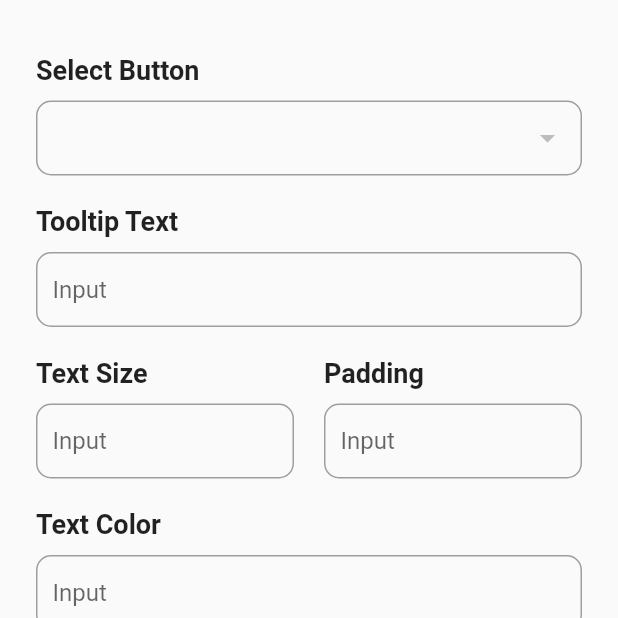
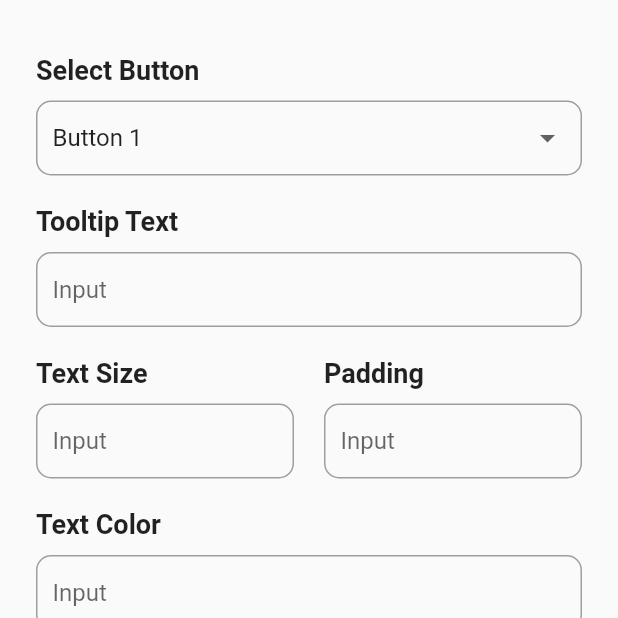
Before and after one commit to NipunGandhi/tooltip_plotline, a Flutter app: the screen it shows after launch, after a tap on "Render Tooltip", on a phone screen of 412 x 824 dp, the top half of it. Run offline on Flutter 3.47's test engine with Material 2 defaults, Android fonts, the phone set to English and light mode, and no system bars; our stand-ins replace hive, hive_flutter; accounts and stored records are empty; statements that could not run were skipped.

Commit message:
Hive error resolved

```diff
--- a/lib/config/controller/controller.dart
+++ b/lib/config/controller/controller.dart
@@ -2,6 +2,62 @@ import 'package:flutter/material.dart';
 import 'package:tooltip_plotline/config/model/tooltip_model.dart';
 
 class ListController extends ChangeNotifier {
-  Map<String, CustomToolTipParams> map = {};
+  Map<String, CustomToolTipParams> map = {
+    "Button 1": CustomToolTipParams(
+      message: "This is a dummy tooltip message.",
+      textSize: 18,
+      textColor: Colors.blue,
+      bgColor: Colors.yellow,
+      radius: 15,
+      width: 250.0,
+      padding: const EdgeInsets.all(12.0),
+      arrowWidth: 25,
+      arrowHeight: 25,
+    ),
+    "Button 2": CustomToolTipParams(
+      message: "This is a dummy tooltip message.",
+      textSize: 18,
+      textColor: Colors.blue,
+      bgColor: Colors.yellow,
+      radius: 15,
+      width: 250.0,
+      padding: const EdgeInsets.all(12.0),
+      arrowWidth: 25,
+      arrowHeight: 25,
+    ),
+    "Button 3": CustomToolTipParams(
+      message: "This is a dummy tooltip message.",
+      textSize: 18,
+      textColor: Colors.blue,
+      bgColor: Colors.yellow,
+      radius: 15,
+      width: 250.0,
+      padding: const EdgeInsets.all(12.0),
+      arrowWidth: 25,
+      arrowHeight: 25,
+    ),
+    "Button 4": CustomToolTipParams(
+      message: "This is a dummy tooltip message.",
+      textSize: 18,
+      textColor: Colors.blue,
+      bgColor: Colors.yellow,
+      radius: 15,
+      width: 250.0,
+      padding: const EdgeInsets.all(12.0),
+      arrowWidth: 25,
+      arrowHeight: 25,
+    ),
+    "Button 5": CustomToolTipParams(
+      message: "This is a dummy tooltip message.",
+      textSize: 18,
+      textColor: Colors.blue,
+      bgColor: Colors.yellow,
+      radius: 15,
+      width: 250.0,
+      padding: const EdgeInsets.all(12.0),
+      arrowWidth: 25,
+      arrowHeight: 25,
+    ),
+  };
   String buttonSelected = "Button 1";
 }
--- a/lib/screens/render_screen.dart
+++ b/lib/screens/render_screen.dart
@@ -36,10 +36,8 @@ class _RenderScreenState extends State<RenderScreen> {
   }
 
   Future<void> trya(ListController initController) async {
-    if (initController.map.isEmpty) {
     final storedMap = await LocalStorage().fetch();
-      if (storedMap is Map) {
-        // Check if the storedMap is a Map
+    if(storedMap != null) {
       final convertedMap = <String, CustomToolTipParams>{};
       storedMap.forEach((key, value) {
         if (key is String && value is CustomToolTipParams) {
@@ -48,7 +46,6 @@ class _RenderScreenState extends State<RenderScreen> {
       });
       initController.map = convertedMap;
       print(initController.map);
-      } else {}
     }
     if (initController.map.containsKey(initController.buttonSelected)) {
 
@@ -118,8 +115,6 @@ class _RenderScreenState extends State<RenderScreen> {
                       CustomButton(
                         color: Colors.blue,
                         onPressed: () {
-                          // LocalStorage().store(listController.map);
-                          LocalStorage().store(listController.map);
                           // listController.map[listController.buttonSelected] =
                           //     CustomToolTipParams(
                           //   message: textEditingController.text,
@@ -134,6 +129,7 @@ class _RenderScreenState extends State<RenderScreen> {
                           //   arrowHeight:
                           //       double.parse(arrowHeightController.text),
                           // );
+                          LocalStorage().store(listController.map);
                         },
                         text: 'Render Tooltip',
                         fontColor: PlotlineColor.lightFont1,
```
Lines whose indentation alone changed are shown as unchanged.
